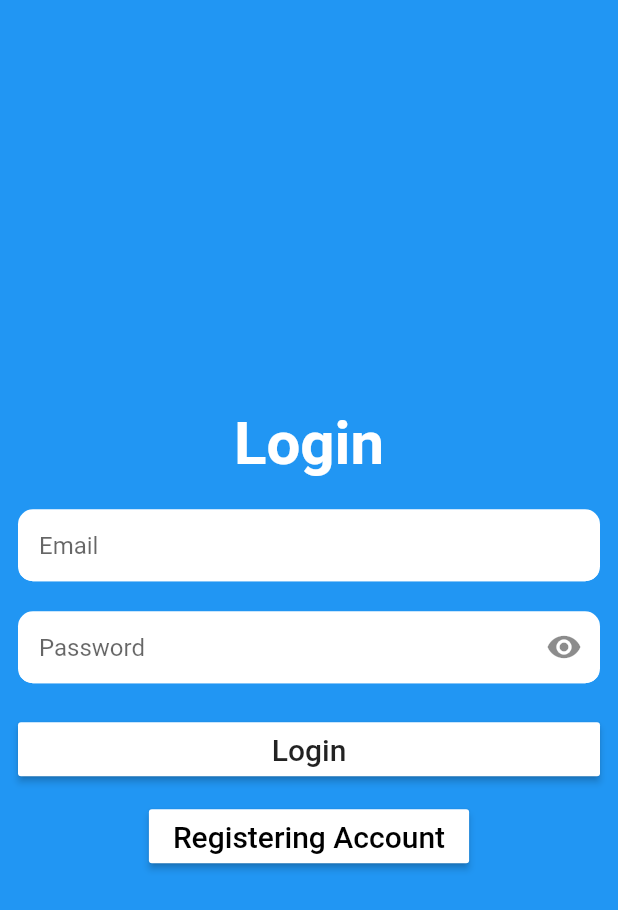
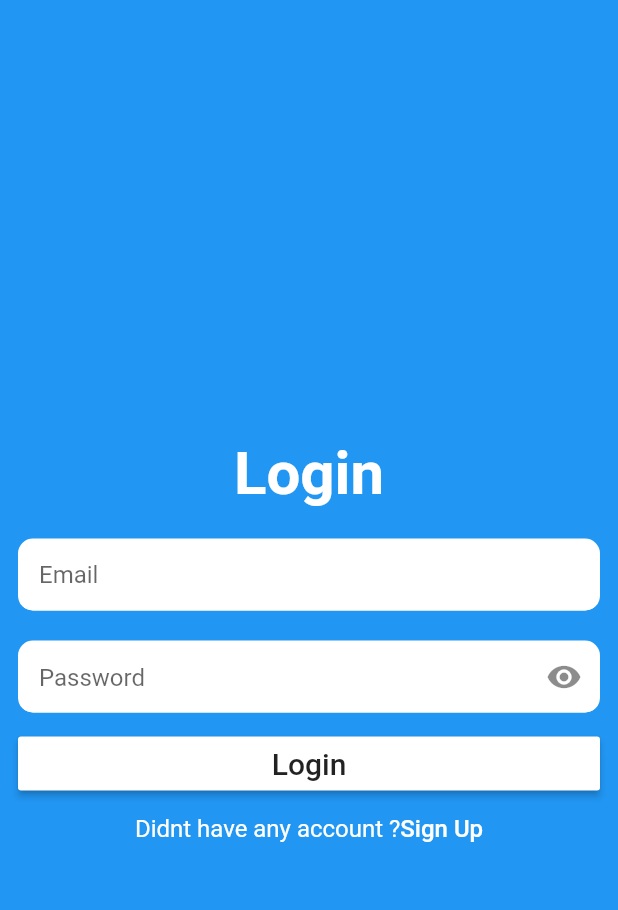
Before and after one commit to kentangtelo/chat_end_to_end_learn, a Flutter app: the ChatScreen screen opened directly with empty values, after a tap on the "logout" icon, on a phone screen of 412 x 824 dp. Shown: the top 910 px of the screen. Run offline on Flutter 3.47's test engine with Material 2 defaults, Android fonts, the phone set to English and light mode, and no system bars; our stand-ins replace cloud_firestore, firebase_auth, firebase_core, image_picker; missing offline and left inert: encrypt, rot13; accounts and stored records are empty.

Commit message:
first commit

```diff
--- a/lib/chat_screen.dart
+++ b/lib/chat_screen.dart
@@ -20,7 +20,7 @@
   final fireStore = FirebaseFirestore.instance;
   final _auth = FirebaseAuth.instance;
   final TextEditingController message = TextEditingController();
-  var base64String;
+  var encryptBase64String;
 
   Future getImage() async {
     ImagePicker picker = ImagePicker();
@@ -29,7 +29,8 @@
       if (value != null) {
         XFile imageFile = XFile(value.path);
         Uint8List imagebytes = await imageFile.readAsBytes();
-        base64String = base64.encode(imagebytes);
+        var base64String = base64.encode(imagebytes);
+        encryptBase64String = Encryption.encryptGambar(base64String);
         uploadImage();
       }
     });
@@ -38,7 +39,7 @@
   Future uploadImage() async {
     fireStore.collection('Messages').doc().set({
       'message': "",
-      'image': base64String,
+      'image': encryptBase64String,
       'time': DateTime.now(),
       'email': widget.email,
     });
@@ -69,53 +70,55 @@
           ),
         ],
       ),
-      body: SingleChildScrollView(
-        child: Column(
-          mainAxisAlignment: MainAxisAlignment.spaceBetween,
-          crossAxisAlignment: CrossAxisAlignment.stretch,
+      body: SizedBox(
+        height: MediaQuery.of(context).size.height,
+        width: MediaQuery.of(context).size.width,
+        child: Stack(
+          children: [
+            ListView(
+              keyboardDismissBehavior: ScrollViewKeyboardDismissBehavior.onDrag,
               children: [
                 SizedBox(
-              height: MediaQuery.of(context).size.height * 0.79,
-              child: messages(
+                  height: MediaQuery.of(context).size.height - 150,
+                  child: MessageStream(
                     email: widget.email,
                   ),
                 ),
+              ],
+            ),
             Align(
               alignment: Alignment.bottomCenter,
-              child: SizedBox(
-                height: 70,
-                child: Column(
-                  mainAxisAlignment: MainAxisAlignment.end,
+              child: Row(
                 children: [
-                    Row(
-                      children: [
-                        Expanded(
-                          child: Container(
+                  IconButton(
+                      onPressed: () => getImage(),
+                      icon: const Icon(
+                        Icons.image,
+                      )),
+                  SizedBox(
+                    width: MediaQuery.of(context).size.width * 0.75,
+                    child: Card(
                       margin: const EdgeInsets.only(
-                              left: 5,
-                              right: 5,
+                        left: 2,
+                        right: 2,
+                        bottom: 8,
                       ),
-                            child: ConstrainedBox(
-                              constraints: const BoxConstraints(
-                                maxHeight: 300,
-                              ),
-                              child: SafeArea(
                       child: TextFormField(
+                        textAlignVertical: TextAlignVertical.center,
+                        keyboardType: TextInputType.multiline,
                         maxLines: null,
                         controller: message,
                         decoration: const InputDecoration(
                           filled: true,
                           hintText: 'message',
                           enabled: true,
-                                    contentPadding:
-                                        EdgeInsets.only(left: 14.0, top: 8.0),
+                          contentPadding: EdgeInsets.only(
+                              top: 2.0, left: 13.0, right: 13.0, bottom: 10.0),
                           focusedBorder: OutlineInputBorder(
-                                      borderSide:
-                                          BorderSide(color: Colors.black),
+                            borderSide: BorderSide(color: Colors.black),
                           ),
                           enabledBorder: UnderlineInputBorder(
-                                      borderSide:
-                                          BorderSide(color: Colors.black),
+                            borderSide: BorderSide(color: Colors.black),
                           ),
                         ),
                         onSaved: (value) {
@@ -123,12 +126,6 @@
                         },
                       ),
                     ),
-                            ),
-                          ),
-                        ),
-                        IconButton(
-                          onPressed: () => getImage(),
-                          icon: const Icon(Icons.image),
                   ),
                   IconButton(
                     onPressed: () {
@@ -150,9 +147,6 @@
                   ),
                 ],
               ),
-                  ],
-                ),
-              ),
             ),
           ],
         ),
--- a/lib/login_screen.dart
+++ b/lib/login_screen.dart
@@ -1,6 +1,7 @@
 import 'package:chat_end_to_end/encryption.dart';
 import 'package:chat_end_to_end/register_screen.dart';
 import 'package:firebase_auth/firebase_auth.dart';
+import 'package:flutter/gestures.dart';
 import 'package:flutter/material.dart';
 import 'chat_screen.dart';
 
@@ -134,7 +135,7 @@
                           keyboardType: TextInputType.emailAddress,
                         ),
                         const SizedBox(
-                          height: 20,
+                          height: 10,
                         ),
                         MaterialButton(
                           onPressed: () {
@@ -158,21 +159,36 @@
                         const SizedBox(
                           height: 10,
                         ),
-                        MaterialButton(
-                          onPressed: () {
+                        Center(
+                          child: RichText(
+                            textAlign: TextAlign.center,
+                            text: TextSpan(
+                              children: [
+                                const TextSpan(
+                                  text: 'Didnt have any account ?',
+                                  style: TextStyle(
+                                    fontWeight: FontWeight.w400,
+                                    fontSize: 16,
+                                  ),
+                                ),
+                                TextSpan(
+                                  text: 'Sign Up',
+                                  recognizer: TapGestureRecognizer()
+                                    ..onTap = () {
                                       Navigator.push(
                                         context,
                                         MaterialPageRoute(
-                                builder: (context) => RegisterScreen(),
+                                          builder: (context) =>
+                                              const RegisterScreen(),
                                         ),
                                       );
                                     },
-                          color: Colors.white,
-                          child: const Text(
-                            "Registering Account",
-                            style: TextStyle(
-                              color: Colors.black,
-                              fontSize: 20,
+                                  style: const TextStyle(
+                                    fontWeight: FontWeight.w500,
+                                    fontSize: 16,
+                                  ),
+                                )
+                              ],
                             ),
                           ),
                         ),
@@ -192,7 +208,6 @@
     var passwordHash = Encryption.passwordHashSHA(password);
     if (_formKey.currentState!.validate()) {
       try {
-        UserCredential userCredential =
         await FirebaseAuth.instance.signInWithEmailAndPassword(
           email: email,
           password: passwordHash,
--- a/lib/main.dart
+++ b/lib/main.dart
@@ -6,21 +6,14 @@
 void main() async {
   WidgetsFlutterBinding.ensureInitialized();
   await Firebase.initializeApp();
-  // await Firebase.initializeApp(
-  //     options: const FirebaseOptions(
-  //   apiKey: "AIzaSyCTZp2HEQqz-O_tTaPyw78r1OEc8TbRZ3Q",
-  //   appId: "1:20335003276:web:7d88a0b5d3b57b045bdda9",
-  //   messagingSenderId: "20335003276",
-  //   projectId: "chat-app-63de6",
-  // ));
-  runApp(MyApp());
+  runApp(const MyApp());
 }
 
 class MyApp extends StatefulWidget {
   const MyApp({Key? key}) : super(key: key);
 
   @override
-  _MyAppState createState() => _MyAppState();
+  State<MyApp> createState() => _MyAppState();
 }
 
 class _MyAppState extends State<MyApp> {
@@ -29,9 +22,9 @@
     return MaterialApp(
       title: 'Chat End to End',
       theme: ThemeData(
-        primaryColor: Colors.orange[900],
+        primaryColor: Colors.blue,
       ),
-      home: LoginScreen(),
+      home: const LoginScreen(),
       debugShowCheckedModeBanner: false,
     );
   }
--- a/lib/register_screen.dart
+++ b/lib/register_screen.dart
@@ -6,8 +6,9 @@
 import 'login_screen.dart';
 
 class RegisterScreen extends StatefulWidget {
+  const RegisterScreen({super.key});
   @override
-  _RegisterScreenState createState() => _RegisterScreenState();
+  State<RegisterScreen> createState() => _RegisterScreenState();
 }
 
 class _RegisterScreenState extends State<RegisterScreen> {
```
Also changed, not shown: lib/encryption.dart (+12 -0 lines), lib/message.dart (+10 -14 lines), 1 other file. Lines whose indentation alone changed are shown as unchanged.
